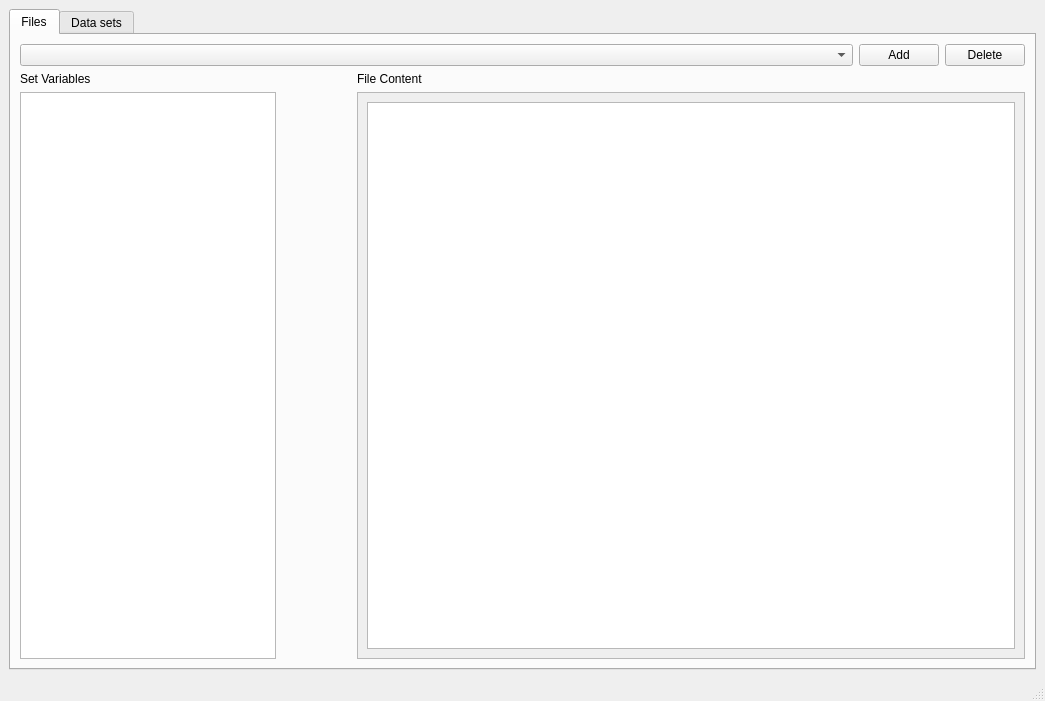
First picture: the form in classes/window_ui/main.ui, repository hadrianmontes/Physical-Data-Analyzer, before the edit.
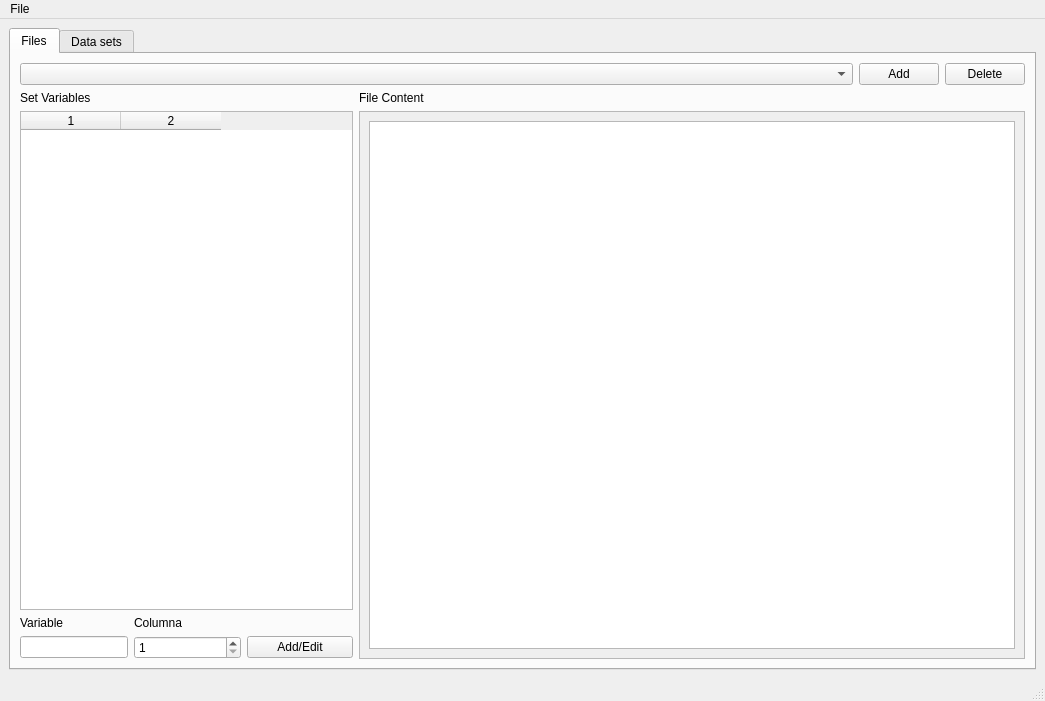
Second picture: the form after the edit.

Commit message: Add the boxes to add parameters

Diff of the .ui file:
```diff
--- a/classes/window_ui/main.ui
+++ b/classes/window_ui/main.ui
@@ -63,6 +63,16 @@
         </item>
         <item row="1" column="0">
          <layout class="QGridLayout" name="variable_grid">
+          <item row="2" column="0">
+           <widget class="QLabel" name="label_3">
+            <property name="text">
+             <string>Variable</string>
+            </property>
+           </widget>
+          </item>
+          <item row="3" column="0" alignment="Qt::AlignLeft">
+           <widget class="QLineEdit" name="parameter_name"/>
+          </item>
           <item row="0" column="0">
            <widget class="QLabel" name="label_2">
             <property name="maximumSize">
@@ -76,8 +86,38 @@
             </property>
            </widget>
           </item>
-          <item row="1" column="0" alignment="Qt::AlignLeft">
-           <widget class="QTableWidget" name="variable_list"/>
+          <item row="1" column="0" colspan="3">
+           <widget class="QTableWidget" name="variable_list">
+            <property name="columnCount">
+             <number>2</number>
+            </property>
+            <column/>
+            <column/>
+           </widget>
+          </item>
+          <item row="3" column="2">
+           <widget class="QPushButton" name="parameter_add">
+            <property name="text">
+             <string>Add/Edit</string>
+            </property>
+           </widget>
+          </item>
+          <item row="2" column="1">
+           <widget class="QLabel" name="label_5">
+            <property name="text">
+             <string>Columna</string>
+            </property>
+           </widget>
+          </item>
+          <item row="3" column="1">
+           <widget class="QSpinBox" name="parameter_column">
+            <property name="minimum">
+             <number>1</number>
+            </property>
+            <property name="maximum">
+             <number>10</number>
+            </property>
+           </widget>
           </item>
          </layout>
         </item>
@@ -129,6 +169,13 @@
      <height>25</height>
     </rect>
    </property>
+   <widget class="QMenu" name="menuFile">
+    <property name="title">
+     <string>File</string>
+    </property>
+    <addaction name="actionSave"/>
+   </widget>
+   <addaction name="menuFile"/>
   </widget>
   <widget class="QStatusBar" name="statusbar"/>
  </widget>
```
Left out of the diff: 5 changed lines with no effect on the pictures.
